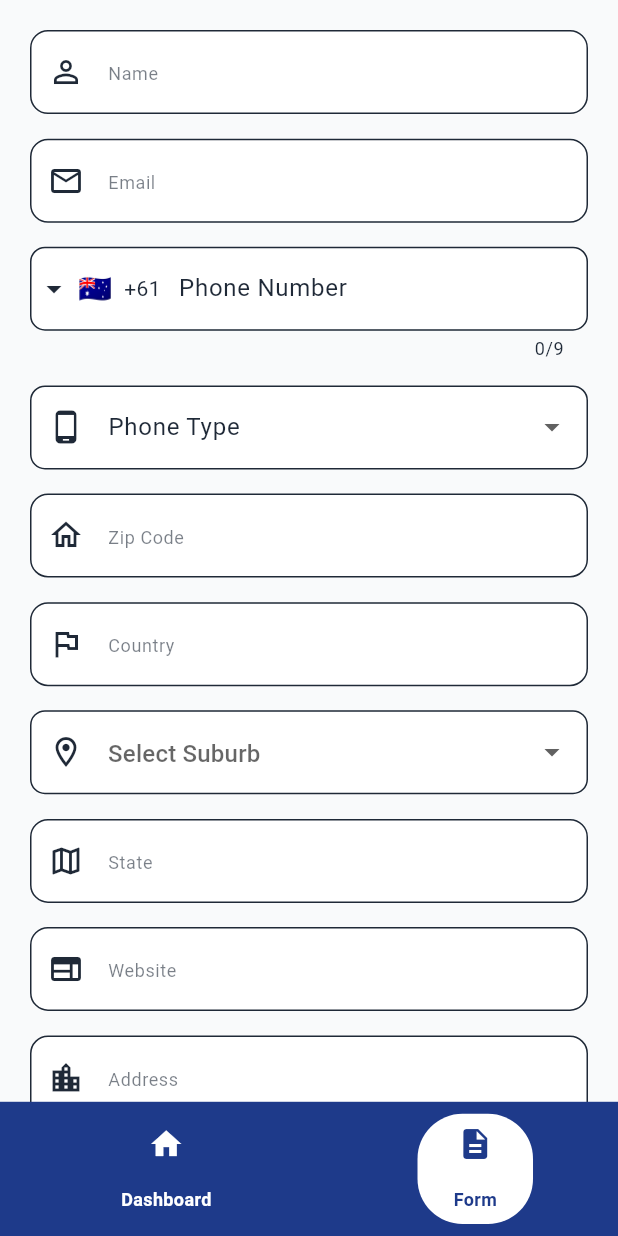
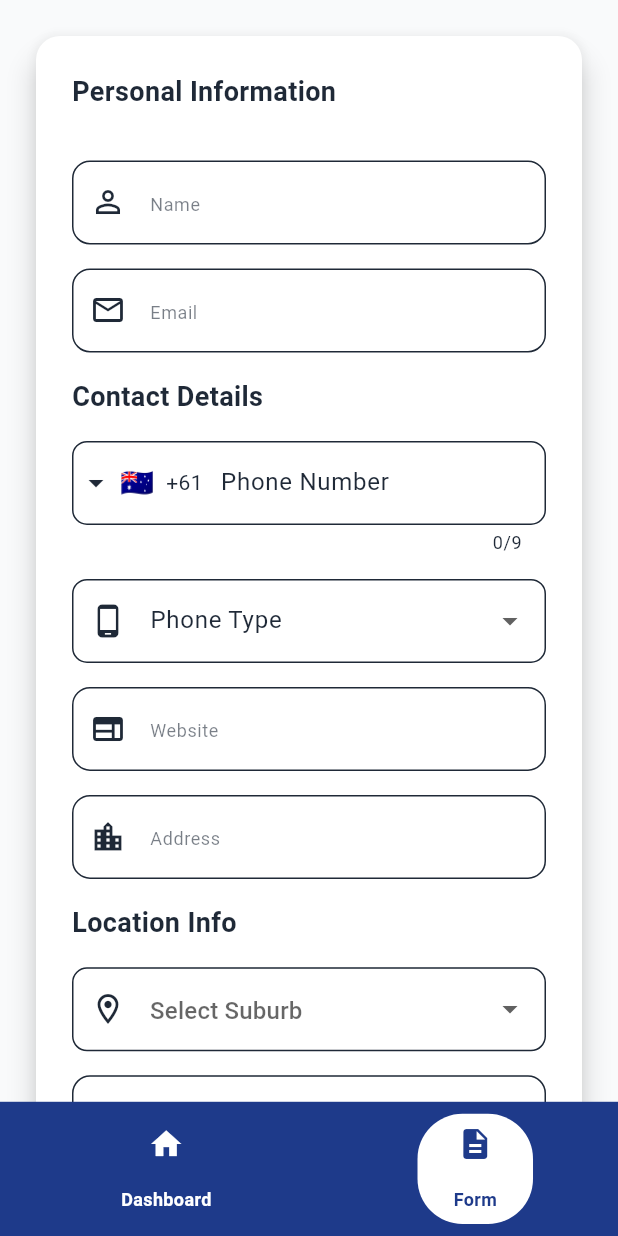
Before and after one commit to huzaifa-huzzi/Project_Lead, a Flutter app: the DashboardScreen screen opened directly, after a tap on "Form", on a phone screen of 412 x 824 dp. Run offline on Flutter 3.47's test engine with Material 3 defaults, Android fonts, the phone set to English and light mode, and no system bars; drawn by our look-alikes of intl_phone_field; our stand-ins replace get, loading_indicator.

Commit message:
Design implementation and setting of all things

```diff
--- a/lib/View/Dashboard/DashboardScreen.dart
+++ b/lib/View/Dashboard/DashboardScreen.dart
@@ -1,6 +1,7 @@
 import 'package:flutter/material.dart';
 import 'package:project_x/Resources/Colors/Colors.dart';
 import 'package:project_x/View/Form/Form.dart';
+import 'package:project_x/View/Home/HomeScreen.dart';
 import '../../Resources/Reusable Widgets/Sizing of Screen.dart';
 
 class DashboardScreen extends StatefulWidget {
@@ -15,22 +16,11 @@ class _DashboardScreenState extends State<DashboardScreen> {
 
   /// Screens
   final List<Widget> _screens = [
-    Container(
-      color: const Color(0xFFF9FAFB),
-      alignment: Alignment.center,
-      child: const Text(
-        'Home',
-        style: TextStyle(
-          fontSize: 24,
-          fontWeight: FontWeight.bold,
-          color: Color(0xFF1F2937),
-        ),
-      ),
-    ),
-    const FormFilling(),
+    HomeScreen(),
+    FormFilling(),
   ];
 
-  /// Navbars data
+  /// Navbar data
   final List<Map<String, dynamic>> menuItems = [
     {'icon': Icons.home, 'label': 'Dashboard'},
     {'icon': Icons.description, 'label': 'Form'},
--- a/lib/View/Form/Form.dart
+++ b/lib/View/Form/Form.dart
@@ -5,6 +5,7 @@ import 'package:project_x/Resources/Reusable%20Widgets/PrimartBtn.dart';
 import '../../Resources/Reusable Widgets/Sizing of Screen.dart';
 import '../../Resources/Reusable Widgets/TextInputForm/TextInputForm.dart';
 import '../../View_model/Controllers/FormController.dart';
+import '../../Resources/Colors/Colors.dart';
 
 class FormFilling extends StatefulWidget {
   const FormFilling({super.key});
@@ -17,50 +18,38 @@ class _FormFillingState extends State<FormFilling> {
   final _formKey = GlobalKey<FormState>();
   final FormController controller = Get.put(FormController());
 
-  ///  Automatically switches layout for mobile/web
-  Widget buildFormRow(Widget firstField, Widget secondField) {
+  @override
+  Widget build(BuildContext context) {
     final isMobile = MediaQuery.of(context).size.width < 600;
     SizingConfig.init(context);
 
-    if (isMobile) {
-      return Padding(
-        padding: const EdgeInsets.only(bottom: 16.0),
-        child: Column(
-          children: [
-            firstField,
-             SizedBox(height: SizingConfig.height(0.02)),
-            secondField,
-          ],
-        ),
-      );
-    } else {
-      return Padding(
-        padding: const EdgeInsets.only(bottom: 16.0),
-        child: Row(
-          children: [
-            Expanded(child: firstField),
-             SizedBox(width: SizingConfig.width(0.02)),
-            Expanded(child: secondField),
-          ],
-        ),
-      );
-    }
-  }
-
-  @override
-  Widget build(BuildContext context) {
     return Scaffold(
+      backgroundColor: AppColors.backgroundColor,
       body: Center(
         child: SingleChildScrollView(
           padding: const EdgeInsets.all(20.0),
           child: ConstrainedBox(
             constraints: const BoxConstraints(maxWidth: 800),
+            child: Card(
+              elevation: 8,
+              shape: RoundedRectangleBorder(borderRadius: BorderRadius.circular(16)),
+              child: Padding(
+                padding: const EdgeInsets.all(24.0),
                 child: Form(
                   key: _formKey,
                   child: Column(
+                    crossAxisAlignment: CrossAxisAlignment.start,
                     children: [
-                  buildFormRow(
-                    TextInputForm(
+                      const Text("Personal Information",
+                          style: TextStyle(fontSize: 18, fontWeight: FontWeight.bold)),
+                       SizedBox(height:SizingConfig.height(0.04)),
+                      Wrap(
+                        spacing: 16,
+                        runSpacing: 16,
+                        children: [
+                          SizedBox(
+                            width: isMobile ? double.infinity : 350,
+                            child: TextInputForm(
                               myController: controller.nameController,
                               focusNode: controller.nameFocusNode,
                               onFieldSubmittedView: (_) {},
@@ -70,7 +59,10 @@ class _FormFillingState extends State<FormFilling> {
                               onValidator: (value) =>
                               value!.isEmpty ? 'Please enter name' : null,
                             ),
-                    TextInputForm(
+                          ),
+                          SizedBox(
+                            width: isMobile ? double.infinity : 350,
+                            child: TextInputForm(
                               myController: controller.emailController,
                               focusNode: controller.emailFocusNode,
                               onFieldSubmittedView: (_) {},
@@ -81,12 +73,24 @@ class _FormFillingState extends State<FormFilling> {
                               value!.isEmpty ? 'Please enter email' : null,
                             ),
                           ),
-                  buildFormRow(
-                    IntlPhoneField(
+                        ],
+                      ),
+
+                       SizedBox(height: SizingConfig.height(0.02)),
+                      const Text("Contact Details",
+                          style: TextStyle(fontSize: 18, fontWeight: FontWeight.bold)),
+                       SizedBox(height:SizingConfig.height(0.02)),
+                      Wrap(
+                        spacing: 16,
+                        runSpacing: 16,
+                        children: [
+                          SizedBox(
+                            width: isMobile ? double.infinity : 350,
+                            child: IntlPhoneField(
                               decoration: InputDecoration(
                                 labelText: 'Phone Number',
-                        border:
-                        OutlineInputBorder(borderRadius: BorderRadius.circular(10)),
+                                border: OutlineInputBorder(
+                                    borderRadius: BorderRadius.circular(10)),
                               ),
                               initialCountryCode: 'AU',
                               onChanged: (phone) {
@@ -100,7 +104,10 @@ class _FormFillingState extends State<FormFilling> {
                                 return null;
                               },
                             ),
-                    Obx(() => DropdownButtonFormField<String>(
+                          ),
+                          SizedBox(
+                            width: isMobile ? double.infinity : 350,
+                            child: Obx(() => DropdownButtonFormField<String>(
                               value: controller.phoneTypeController.value.isEmpty
                                   ? null
                                   : controller.phoneTypeController.value,
@@ -116,7 +123,8 @@ class _FormFillingState extends State<FormFilling> {
                                   child: Text(type),
                                 );
                               }).toList(),
-                      validator: (value) => value == null || value.isEmpty
+                              validator: (value) =>
+                              value == null || value.isEmpty
                                   ? 'Please select phone type'
                                   : null,
                               onChanged: (value) {
@@ -124,20 +132,93 @@ class _FormFillingState extends State<FormFilling> {
                               },
                             )),
                           ),
-                  buildFormRow(
-                    TextInputForm(
-                      myController: controller.zipcodeController,
-                      focusNode: controller.zipcodeFocusNode,
+                          SizedBox(
+                            width: isMobile ? double.infinity : 350,
+                            child: TextInputForm(
+                              myController: controller.websiteController,
+                              focusNode: controller.websiteFocusNode,
+                              onFieldSubmittedView: (_) {
+                                FocusScope.of(context).unfocus();
+                              },
+                              keyBoardType: TextInputType.url,
+                              hint: 'Website',
+                              iconData: Icons.web_outlined,
+                              onValidator: (value) =>
+                              value!.isEmpty ? 'Please enter website' : null,
+                            ),
+                          ),
+                          SizedBox(
+                            width: isMobile ? double.infinity : 350,
+                            child: TextInputForm(
+                              myController: controller.addressController,
+                              focusNode: controller.addressFocusNode,
                               onFieldSubmittedView: (_) {
                                 FocusScope.of(context).unfocus();
                               },
                               keyBoardType: TextInputType.text,
-                      hint: 'Zip Code',
-                      iconData: Icons.home_outlined,
+                              hint: 'Address',
+                              iconData: Icons.location_city_outlined,
                               onValidator: (value) =>
-                      value!.isEmpty ? 'Please enter zip code' : null,
+                              value!.isEmpty ? 'Please enter address' : null,
                             ),
-                    TextInputForm(
+                          ),
+                        ],
+                      ),
+
+                       SizedBox(height:SizingConfig.height(0.02)),
+                      const Text("Location Info",
+                          style: TextStyle(fontSize: 18, fontWeight: FontWeight.bold)),
+                       SizedBox(height:SizingConfig.height(0.02)),
+                      Wrap(
+                        spacing: 16,
+                        runSpacing: 16,
+                        children: [
+                          SizedBox(
+                            width: isMobile ? double.infinity : 350,
+                            child: Obx(() => DropdownButtonFormField<String>(
+                              value: controller.selectedSuburb.value.isEmpty
+                                  ? null
+                                  : controller.selectedSuburb.value,
+                              decoration: InputDecoration(
+                                prefixIcon:
+                                const Icon(Icons.location_on_outlined),
+                                hintText: 'Select Suburb',
+                                border: OutlineInputBorder(
+                                    borderRadius: BorderRadius.circular(10)),
+                              ),
+                              items: controller.suburbs.map((String value) {
+                                return DropdownMenuItem<String>(
+                                  value: value,
+                                  child: Text(value),
+                                );
+                              }).toList(),
+                              validator: (value) =>
+                              value == null || value.isEmpty
+                                  ? 'Please select a suburb'
+                                  : null,
+                              onChanged: (value) {
+                                controller.selectedSuburb.value = value!;
+                              },
+                            )),
+                          ),
+                          SizedBox(
+                            width: isMobile ? double.infinity : 350,
+                            child: TextInputForm(
+                              myController: controller.stateController,
+                              focusNode: controller.stateFocusNode,
+                              onFieldSubmittedView: (_) {
+                                FocusScope.of(context).unfocus();
+                              },
+                              keyBoardType: TextInputType.text,
+                              hint: 'State',
+                              iconData: Icons.map_outlined,
+                              onValidator: (value) =>
+                              value!.isEmpty ? 'Please enter state' : null,
+                            ),
+                          ),
+                          SizedBox(
+                            width: isMobile ? double.infinity : 350,
+                            child: TextInputForm(
                               myController: controller.countryController,
                               focusNode: controller.countryFocusNode,
                               onFieldSubmittedView: (_) {
@@ -150,76 +231,31 @@ class _FormFillingState extends State<FormFilling> {
                               value!.isEmpty ? 'Please enter country' : null,
                             ),
                           ),
-                  buildFormRow(
-                    Obx(() => DropdownButtonFormField<String>(
-                      value: controller.selectedSuburb.value.isEmpty
-                          ? null
-                          : controller.selectedSuburb.value,
-                      decoration: InputDecoration(
-                        prefixIcon: const Icon(Icons.location_on_outlined),
-                        hintText: 'Select Suburb',
-                        border: OutlineInputBorder(
-                            borderRadius: BorderRadius.circular(10)),
-                      ),
-                      items: controller.suburbs.map((String value) {
-                        return DropdownMenuItem<String>(
-                          value: value,
-                          child: Text(value),
-                        );
-                      }).toList(),
-                      validator: (value) => value == null || value.isEmpty
-                          ? 'Please select a suburb'
-                          : null,
-                      onChanged: (value) {
-                        controller.selectedSuburb.value = value!;
-                      },
-                    )),
-                    TextInputForm(
-                      myController: controller.stateController,
-                      focusNode: controller.stateFocusNode,
+                          SizedBox(
+                            width: isMobile ? double.infinity : 350,
+                            child: TextInputForm(
+                              myController: controller.zipcodeController,
+                              focusNode: controller.zipcodeFocusNode,
                               onFieldSubmittedView: (_) {
                                 FocusScope.of(context).unfocus();
                               },
                               keyBoardType: TextInputType.text,
-                      hint: 'State',
-                      iconData: Icons.map_outlined,
+                              hint: 'Zip Code',
+                              iconData: Icons.home_outlined,
                               onValidator: (value) =>
-                      value!.isEmpty ? 'Please enter state' : null,
+                              value!.isEmpty ? 'Please enter zip code' : null,
                             ),
                           ),
-                  buildFormRow(
-                    TextInputForm(
-                      myController: controller.websiteController,
-                      focusNode: controller.websiteFocusNode,
-                      onFieldSubmittedView: (_) {
-                        FocusScope.of(context).unfocus();
-                      },
-                      keyBoardType: TextInputType.url,
-                      hint: 'Website',
-                      iconData: Icons.web_outlined,
-                      onValidator: (value) =>
-                      value!.isEmpty ? 'Please enter website' : null,
+                        ],
                       ),
-                    TextInputForm(
-                      myController: controller.addressController,
-                      focusNode: controller.addressFocusNode,
-                      onFieldSubmittedView: (_) {
-                        FocusScope.of(context).unfocus();
-                      },
-                      keyBoardType: TextInputType.text,
-                      hint: 'Address',
-                      iconData: Icons.location_city_outlined,
-                      onValidator: (value) =>
-                      value!.isEmpty ? 'Please enter address' : null,
-                    ),
-                  ),
-                  Obx(() => Padding(
-                    padding: const EdgeInsets.all(10.0),
+
+                       SizedBox(height: SizingConfig.height(0.02)),
+                      Obx(() => Center(
                         child: PrimaryBtn(
                           title: 'Submit',
                           onTap: () {
                             if (_formKey.currentState!.validate()) {
-                          print('submit');
+                              print('Form submitted successfully');
                             }
                           },
                           loading: controller.loading.value,
@@ -231,6 +267,8 @@ class _FormFillingState extends State<FormFilling> {
               ),
             ),
           ),
+        ),
+      ),
     );
   }
 }
--- /dev/null
+++ b/lib/View/Home/HomeScreen.dart
@@ -0,0 +1,177 @@
+import 'package:flutter/material.dart';
+import 'package:project_x/Resources/Colors/Colors.dart';
+import '../../Resources/Reusable Widgets/Sizing of Screen.dart';
+
+class HomeScreen extends StatefulWidget {
+  const HomeScreen({super.key});
+
+  @override
+  State<HomeScreen> createState() => _HomeScreenState();
+}
+
+class _HomeScreenState extends State<HomeScreen> {
+  final TextEditingController _searchController = TextEditingController();
+
+  @override
+  Widget build(BuildContext context) {
+    SizingConfig.init(context);
+
+    return Scaffold(
+      backgroundColor: AppColors.backgroundColor,
+      body: SingleChildScrollView(
+        padding: const EdgeInsets.symmetric(horizontal: 180, vertical: 30),
+        child: Column(
+          crossAxisAlignment: CrossAxisAlignment.start,
+          children: [
+            /// 🔍 Search Bar
+            Container(
+              width: 300,
+              height: 50,
+              padding: const EdgeInsets.symmetric(horizontal: 20),
+              decoration: BoxDecoration(
+                color: Colors.white,
+                borderRadius: BorderRadius.circular(30),
+                boxShadow: const [
+                  BoxShadow(
+                    color: Color.fromRGBO(162, 162, 170, 0.16),
+                    blurRadius: 10,
+                    offset: Offset(0, 4),
+                  ),
+                ],
+              ),
+              child: Row(
+                children: [
+                  const Icon(Icons.search, color: Colors.grey),
+                  SizedBox(width: SizingConfig.width(0.02)),
+                  Expanded(
+                    child: TextField(
+                      controller: _searchController,
+                      decoration: const InputDecoration(
+                        hintText: 'Search here',
+                        border: InputBorder.none,
+                        isDense: true,
+                      ),
+                    ),
+                  ),
+                ],
+              ),
+            ),
+
+            SizedBox(height: SizingConfig.height(0.04)),
+
+            /// ✅ Completed Form Preview
+            Center(
+              child: Container(
+                constraints: const BoxConstraints(maxWidth: 900),
+                padding: const EdgeInsets.all(24),
+                decoration: BoxDecoration(
+                  color: Colors.white,
+                  borderRadius: BorderRadius.circular(12),
+                  boxShadow: const [
+                    BoxShadow(
+                      blurRadius: 10,
+                      color: Color.fromRGBO(162, 162, 170, 0.16),
+                      offset: Offset(0, 4),
+                    )
+                  ],
+                ),
+                child: Column(
+                  crossAxisAlignment: CrossAxisAlignment.start,
+                  children: [
+                    /// Section 1
+                    sectionTitle("Personal Info"),
+                    Row(
+                      children: [
+                        buildInfoRow("Name", "Huzaifa Khan"),
+                        const SizedBox(width: 16),
+                        buildInfoRow("Email", "huzaifa@gmail.com"),
+                      ],
+                    ),
+                    Row(
+                      children: [
+                        buildInfoRow("Phone Number", "+92 300 1234567"),
+                        const SizedBox(width: 16),
+                        buildInfoRow("Phone Type", "Business"),
+                      ],
+                    ),
+
+                    /// Section 2
+                    sectionTitle("Location Info"),
+                    Row(
+                      children: [
+                        buildInfoRow("Zip Code", "44000"),
+                        const SizedBox(width: 16),
+                        buildInfoRow("Country", "Pakistan"),
+                      ],
+                    ),
+                    Row(
+                      children: [
+                        buildInfoRow("Suburb", "Wah Cantt"),
+                        const SizedBox(width: 16),
+                        buildInfoRow("State", "Punjab"),
+                      ],
+                    ),
+
+                    /// Section 3
+                    sectionTitle("Web & Address Info"),
+                    Row(
+                      children: [
+                        buildInfoRow("Website", "www.huzaifadev.com"),
+                        const SizedBox(width: 16),
+                        buildInfoRow("Address", "Malakand Stop, Wah"),
+                      ],
+                    ),
+                  ],
+                ),
+              ),
+            ),
+          ],
+        ),
+      ),
+    );
+  }
+
+  /// 🏷️ Section Header Widget
+  Widget sectionTitle(String title) {
+    return Padding(
+      padding: const EdgeInsets.symmetric(vertical: 14.0),
+      child: Text(
+        title,
+        style: const TextStyle(
+          fontSize: 16,
+          fontWeight: FontWeight.bold,
+          color: Colors.black87,
+        ),
+      ),
+    );
+  }
+
+  /// 🧾 Data Display Field Widget
+  Widget buildInfoRow(String title, String value) {
+    return Flexible(
+      child: Container(
+        margin: const EdgeInsets.only(bottom: 16),
+        padding: const EdgeInsets.symmetric(horizontal: 16, vertical: 14),
+        decoration: BoxDecoration(
+          border: Border.all(color: Colors.grey.shade300),
+          borderRadius: BorderRadius.circular(10),
+          color: Colors.white,
+        ),
+        child: Column(
+          crossAxisAlignment: CrossAxisAlignment.start,
+          children: [
+            Text(title,
+                style: const TextStyle(
+                    fontSize: 12,
+                    fontWeight: FontWeight.w500,
+                    color: Colors.grey)),
+            const SizedBox(height: 4),
+            Text(value,
+                style: const TextStyle(
+                    fontSize: 14, fontWeight: FontWeight.w600)),
+          ],
+        ),
+      ),
+    );
+  }
+}
--- a/lib/main.dart
+++ b/lib/main.dart
@@ -3,6 +3,7 @@ import 'package:get/get.dart';
 import 'package:project_x/Resources/Theme/Themes.dart';
 import 'package:project_x/Routes/Routes_initiliazing.dart';
 import 'package:project_x/View/Authentication/Login/LoginScreen.dart';
+import 'package:project_x/View/Home/HomeScreen.dart';
 
 void main() {
   runApp(const MyApp());
```
Also changed, not shown: lib/View_model/Controllers/FormController.dart (+4 -5 lines). Lines whose indentation alone changed are shown as unchanged.
